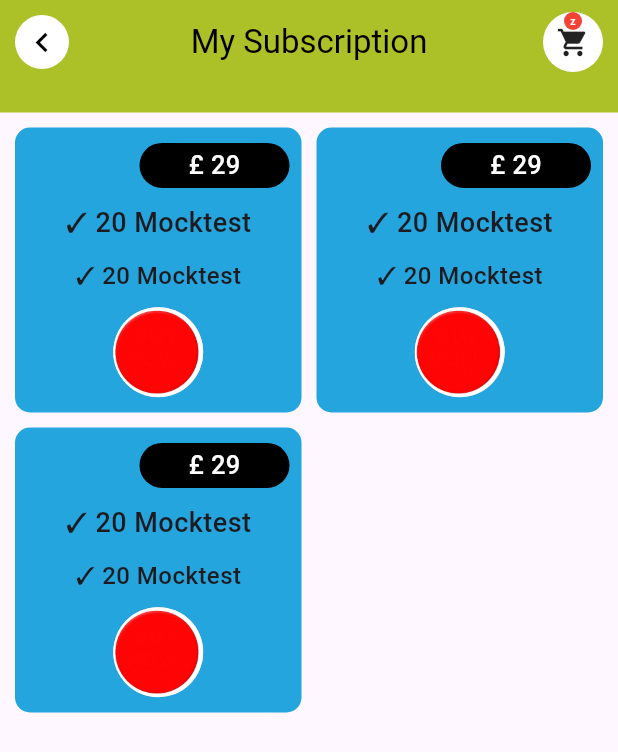
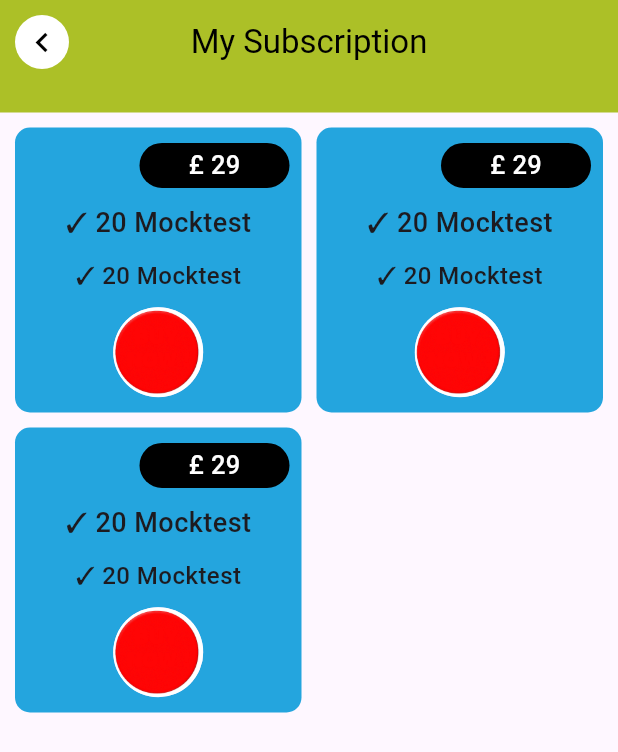
Before and after one commit to uzzalbiswas171/SERU-MOBILE-APPS, a Flutter app: the SubscriptionScreen screen opened directly, on a phone screen of 412 x 824 dp. Shown: the top 752 px of the screen. Run offline on Flutter 3.47's test engine with Material 3 defaults, Android fonts, the light colour scheme and no system bars; our stand-ins replace animated_notch_bottom_bar, another_flushbar, carousel_slider, elegant_notification, get_storage, google_fonts and 1 more; accounts and stored records are empty.

Commit message:
done live exam

```diff
--- a/lib/CustomWidget/CustomAppbar/custom_individual_appbar.dart
+++ b/lib/CustomWidget/CustomAppbar/custom_individual_appbar.dart
@@ -33,39 +33,39 @@ class CustomIndividualAppbar extends StatelessWidget {
         ),
       ),
       centerTitle: true,
-      actions: [
-        Container(
-          margin: const EdgeInsets.symmetric(horizontal: 10),
-          child: GestureDetector(
-            onTap: () {
-           },
-            child: Stack(
-              children: [
-                CircleAvatar(
-                    backgroundColor: Colors.white,
-                    radius: 20,
-                    child:  Icon(
-                      Icons.shopping_cart,
-                      color: Colors.black87,
-                      size: 22,
-                    )
-                ),
-                Positioned(
-                    right: 0,
-                    left:0,
-                    child: CircleAvatar(
-                      backgroundColor: Colors.red,
-                  radius: 6,
-                  child: Text("z",style: TextStyle(
-                    fontSize: 7,
-                    color: Colors.white
-                  ),),
-                ))
-              ],
-            ),
-          ),
-        ),
-      ],
+      // actions: [
+      //   Container(
+      //     margin: const EdgeInsets.symmetric(horizontal: 10),
+      //     child: GestureDetector(
+      //       onTap: () {
+      //      },
+      //       child: Stack(
+      //         children: [
+      //           CircleAvatar(
+      //               backgroundColor: Colors.white,
+      //               radius: 20,
+      //               child:  Icon(
+      //                 Icons.shopping_cart,
+      //                 color: Colors.black87,
+      //                 size: 22,
+      //               )
+      //           ),
+      //           Positioned(
+      //               right: 0,
+      //               left:0,
+      //               child: CircleAvatar(
+      //                 backgroundColor: Colors.red,
+      //             radius: 6,
+      //             child: Text("z",style: TextStyle(
+      //               fontSize: 7,
+      //               color: Colors.white
+      //             ),),
+      //           ))
+      //         ],
+      //       ),
+      //     ),
+      //   ),
+      // ],
       backgroundColor: BootomBarColor,
     );
   }
```
